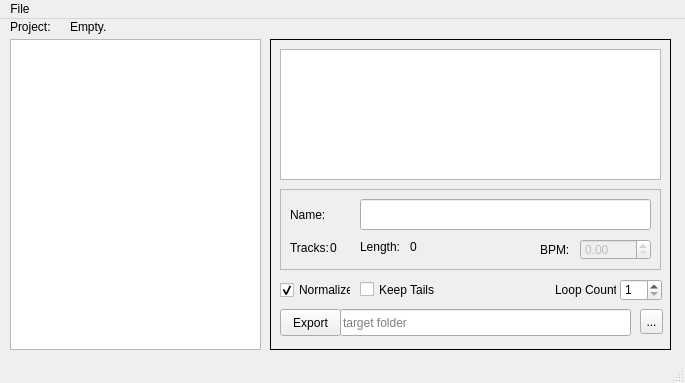
jarills/bouncinsp, file GUI/MainWindow.ui: the form before one commit.
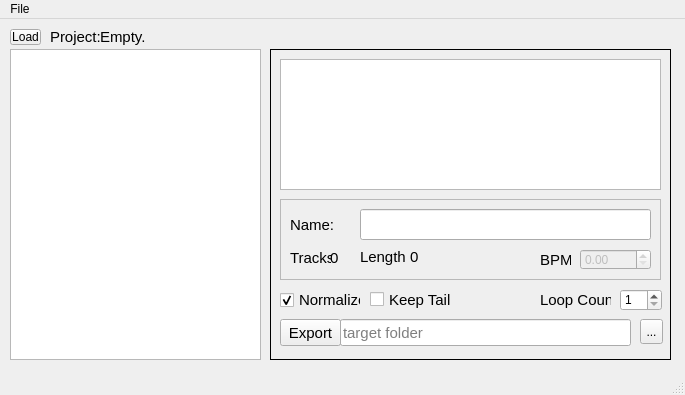
The form after the commit.

The edit to the form file:
```diff
--- a/GUI/MainWindow.ui
+++ b/GUI/MainWindow.ui
@@ -7,7 +7,7 @@
     <x>0</x>
     <y>0</y>
     <width>685</width>
-    <height>383</height>
+    <height>395</height>
    </rect>
   </property>
   <property name="sizePolicy">
@@ -24,7 +24,7 @@
     <property name="geometry">
      <rect>
       <x>10</x>
-      <y>20</y>
+      <y>30</y>
       <width>251</width>
       <height>311</height>
      </rect>
@@ -46,7 +46,7 @@
     <property name="geometry">
      <rect>
       <x>270</x>
-      <y>20</y>
+      <y>30</y>
       <width>401</width>
       <height>311</height>
      </rect>
@@ -72,6 +72,11 @@
        <height>27</height>
       </rect>
      </property>
+     <property name="font">
+      <font>
+       <pointsize>11</pointsize>
+      </font>
+     </property>
      <property name="text">
       <string>Export</string>
      </property>
@@ -85,6 +90,11 @@
        <height>27</height>
       </rect>
      </property>
+     <property name="font">
+      <font>
+       <pointsize>11</pointsize>
+      </font>
+     </property>
      <property name="styleSheet">
       <string notr="true">color: rgb(0, 0, 0);</string>
      </property>
@@ -110,10 +120,15 @@
       <rect>
        <x>10</x>
        <y>240</y>
-       <width>71</width>
+       <width>81</width>
        <height>22</height>
       </rect>
      </property>
+     <property name="font">
+      <font>
+       <pointsize>11</pointsize>
+      </font>
+     </property>
      <property name="text">
       <string>Normalize</string>
      </property>
@@ -145,6 +160,11 @@
         <height>21</height>
        </rect>
       </property>
+      <property name="font">
+       <font>
+        <pointsize>11</pointsize>
+       </font>
+      </property>
       <property name="text">
        <string>BPM:</string>
       </property>
@@ -171,6 +191,11 @@
         <height>17</height>
        </rect>
       </property>
+      <property name="font">
+       <font>
+        <pointsize>11</pointsize>
+       </font>
+      </property>
       <property name="text">
        <string>Tracks:</string>
       </property>
@@ -184,6 +209,11 @@
         <height>17</height>
        </rect>
       </property>
+      <property name="font">
+       <font>
+        <pointsize>11</pointsize>
+       </font>
+      </property>
       <property name="text">
        <string>0</string>
       </property>
@@ -197,6 +227,11 @@
         <height>31</height>
        </rect>
       </property>
+      <property name="font">
+       <font>
+        <pointsize>11</pointsize>
+       </font>
+      </property>
       <property name="text">
        <string>Name:</string>
       </property>
@@ -220,6 +255,11 @@
         <height>16</height>
        </rect>
       </property>
+      <property name="font">
+       <font>
+        <pointsize>11</pointsize>
+       </font>
+      </property>
       <property name="text">
        <string>Length:</string>
       </property>
@@ -233,6 +273,11 @@
         <height>16</height>
        </rect>
       </property>
+      <property name="font">
+       <font>
+        <pointsize>11</pointsize>
+       </font>
+      </property>
       <property name="text">
        <string>0</string>
       </property>
@@ -264,12 +309,17 @@
     <widget class="QLabel" name="label_6">
      <property name="geometry">
       <rect>
-       <x>285</x>
+       <x>270</x>
        <y>240</y>
-       <width>61</width>
+       <width>71</width>
        <height>21</height>
       </rect>
      </property>
+     <property name="font">
+      <font>
+       <pointsize>11</pointsize>
+      </font>
+     </property>
      <property name="text">
       <string>Loop Count:</string>
      </property>
@@ -277,12 +327,17 @@
     <widget class="QCheckBox" name="exportTailsCheckbox">
      <property name="geometry">
       <rect>
-       <x>90</x>
+       <x>100</x>
        <y>240</y>
        <width>81</width>
        <height>21</height>
       </rect>
      </property>
+     <property name="font">
+      <font>
+       <pointsize>11</pointsize>
+      </font>
+     </property>
      <property name="toolTip">
       <string>&lt;html&gt;&lt;head/&gt;&lt;body&gt;&lt;p&gt;If this option is checked, the exported files will not be cut at the loop end point, leaving any trailing samples to be played until the end.&lt;/p&gt;&lt;/body&gt;&lt;/html&gt;</string>
      </property>
@@ -294,12 +349,17 @@
    <widget class="QLabel" name="songInfoLabel">
     <property name="geometry">
      <rect>
-      <x>70</x>
-      <y>0</y>
-      <width>581</width>
+      <x>100</x>
+      <y>10</y>
+      <width>561</width>
       <height>16</height>
      </rect>
     </property>
+    <property name="font">
+     <font>
+      <pointsize>11</pointsize>
+     </font>
+    </property>
     <property name="text">
      <string>Empty.</string>
     </property>
@@ -307,16 +367,34 @@
    <widget class="QLabel" name="label_4">
     <property name="geometry">
      <rect>
-      <x>10</x>
-      <y>0</y>
+      <x>50</x>
+      <y>10</y>
       <width>51</width>
       <height>16</height>
      </rect>
     </property>
+    <property name="font">
+     <font>
+      <pointsize>11</pointsize>
+     </font>
+    </property>
     <property name="text">
      <string>Project:</string>
     </property>
    </widget>
+   <widget class="QToolButton" name="loadToolButton">
+    <property name="geometry">
+     <rect>
+      <x>10</x>
+      <y>10</y>
+      <width>31</width>
+      <height>16</height>
+     </rect>
+    </property>
+    <property name="text">
+     <string>Load</string>
+    </property>
+   </widget>
   </widget>
   <widget class="QMenuBar" name="menuBar">
    <property name="geometry">
```
Left out of the diff: 2 changed lines with no effect on the pictures.
